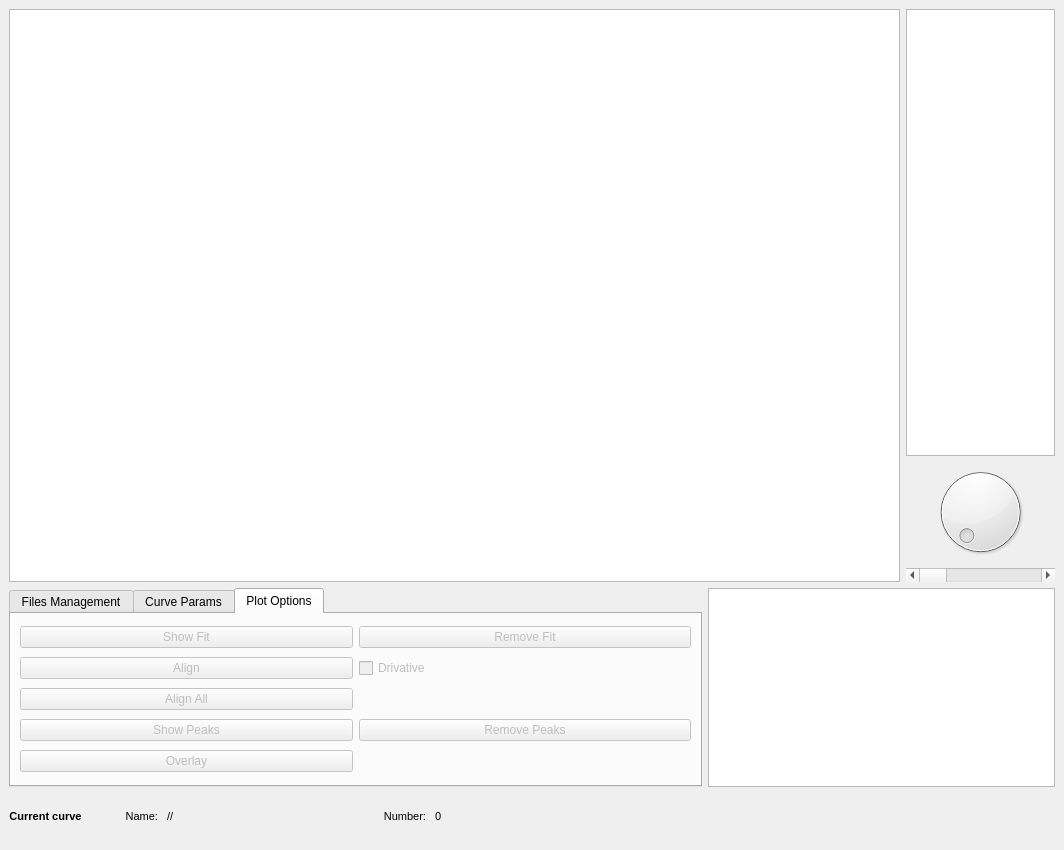
Old version of the form qt/SiMPlE_main.ui in the repository lando1784/SiMPlE.
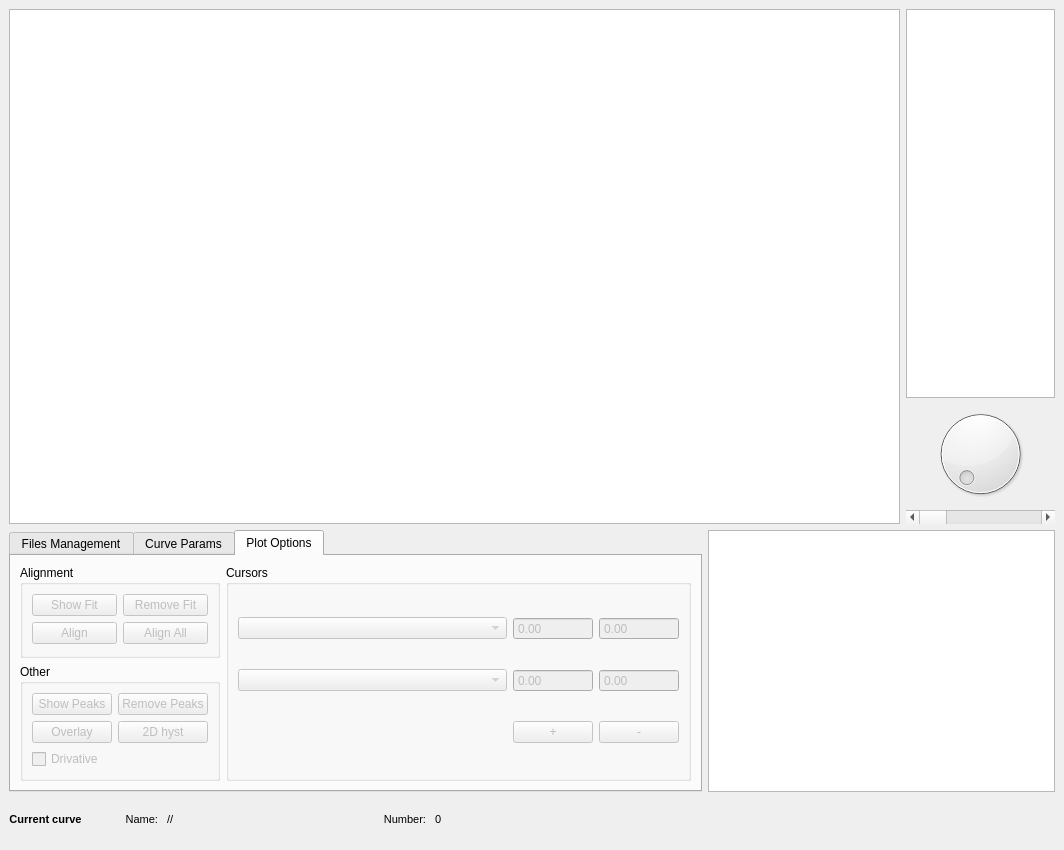
New version of the form. The open tabs and pages were chosen to show the change. Custom widgets are drawn as their Qt base class.

Commit message: e 013 - Added cursors controls; savitsky-golay for derivative and 2d histogram calculation (in fieri)

Patch:
```diff
--- a/qt/SiMPlE_main.ui
+++ b/qt/SiMPlE_main.ui
@@ -417,7 +417,23 @@
          <attribute name="title">
           <string>Plot Options</string>
          </attribute>
+         <layout class="QGridLayout" name="gridLayout_5">
+          <item row="0" column="0">
+           <widget class="QGroupBox" name="alignemenBox">
+            <property name="title">
+             <string>Alignment</string>
+            </property>
          <layout class="QGridLayout" name="gridLayout">
+             <item row="1" column="0">
+              <widget class="QPushButton" name="alignBtn">
+               <property name="enabled">
+                <bool>false</bool>
+               </property>
+               <property name="text">
+                <string>Align</string>
+               </property>
+              </widget>
+             </item>
           <item row="0" column="0">
            <widget class="QPushButton" name="autoFitBtn">
             <property name="enabled">
@@ -438,17 +454,7 @@
             </property>
            </widget>
           </item>
-          <item row="2" column="0">
-           <widget class="QPushButton" name="alignBtn">
-            <property name="enabled">
-             <bool>false</bool>
-            </property>
-            <property name="text">
-             <string>Align</string>
-            </property>
-           </widget>
-          </item>
-          <item row="3" column="0">
+             <item row="1" column="1">
            <widget class="QPushButton" name="alignAllBtn">
             <property name="enabled">
              <bool>false</bool>
@@ -458,17 +464,124 @@
             </property>
            </widget>
           </item>
-          <item row="5" column="0">
-           <widget class="QPushButton" name="overlayBtn">
+            </layout>
+           </widget>
+          </item>
+          <item row="0" column="1" rowspan="2">
+           <widget class="QGroupBox" name="cursorsBox">
+            <property name="title">
+             <string>Cursors</string>
+            </property>
+            <layout class="QGridLayout" name="gridLayout_4">
+             <item row="0" column="1">
+              <widget class="QDoubleSpinBox" name="currCursXvalNumDbl">
             <property name="enabled">
              <bool>false</bool>
             </property>
+               <property name="readOnly">
+                <bool>true</bool>
+               </property>
+               <property name="buttonSymbols">
+                <enum>QAbstractSpinBox::NoButtons</enum>
+               </property>
+              </widget>
+             </item>
+             <item row="0" column="2">
+              <widget class="QDoubleSpinBox" name="currCursYvalNumDbl">
+               <property name="enabled">
+                <bool>false</bool>
+               </property>
+               <property name="readOnly">
+                <bool>true</bool>
+               </property>
+               <property name="buttonSymbols">
+                <enum>QAbstractSpinBox::NoButtons</enum>
+               </property>
+              </widget>
+             </item>
+             <item row="1" column="1">
+              <widget class="QDoubleSpinBox" name="currCursXdelNumDbl">
+               <property name="enabled">
+                <bool>false</bool>
+               </property>
+               <property name="readOnly">
+                <bool>true</bool>
+               </property>
+               <property name="buttonSymbols">
+                <enum>QAbstractSpinBox::NoButtons</enum>
+               </property>
+              </widget>
+             </item>
+             <item row="1" column="2">
+              <widget class="QDoubleSpinBox" name="currCursYdelNumDbl">
+               <property name="enabled">
+                <bool>false</bool>
+               </property>
+               <property name="readOnly">
+                <bool>true</bool>
+               </property>
+               <property name="buttonSymbols">
+                <enum>QAbstractSpinBox::NoButtons</enum>
+               </property>
+              </widget>
+             </item>
+             <item row="0" column="0">
+              <widget class="QComboBox" name="cursCmbBox">
+               <property name="enabled">
+                <bool>false</bool>
+               </property>
+              </widget>
+             </item>
+             <item row="1" column="0">
+              <widget class="QComboBox" name="cursCmpCmbBox">
+               <property name="enabled">
+                <bool>false</bool>
+               </property>
+              </widget>
+             </item>
+             <item row="2" column="1">
+              <widget class="QPushButton" name="addCursBtn">
+               <property name="enabled">
+                <bool>false</bool>
+               </property>
             <property name="text">
-             <string>Overlay</string>
+                <string>+</string>
             </property>
            </widget>
           </item>
-          <item row="4" column="0">
+             <item row="2" column="2">
+              <widget class="QPushButton" name="removeCursBtn">
+               <property name="enabled">
+                <bool>false</bool>
+               </property>
+               <property name="text">
+                <string>-</string>
+               </property>
+              </widget>
+             </item>
+             <item row="2" column="0">
+              <spacer name="horizontalSpacer_2">
+               <property name="orientation">
+                <enum>Qt::Horizontal</enum>
+               </property>
+               <property name="sizeHint" stdset="0">
+                <size>
+                 <width>40</width>
+                 <height>20</height>
+                </size>
+               </property>
+              </spacer>
+             </item>
+            </layout>
+           </widget>
+          </item>
+          <item row="1" column="0">
+           <widget class="QGroupBox" name="groupBox">
+            <property name="title">
+             <string>Other</string>
+            </property>
+            <layout class="QGridLayout" name="gridLayout_3">
+             <item row="0" column="0">
            <widget class="QPushButton" name="showPeakBtn">
             <property name="enabled">
              <bool>false</bool>
@@ -478,7 +591,7 @@
             </property>
            </widget>
           </item>
-          <item row="4" column="1">
+             <item row="0" column="1">
            <widget class="QPushButton" name="removePeakBtn">
             <property name="enabled">
              <bool>false</bool>
@@ -488,7 +601,17 @@
             </property>
            </widget>
           </item>
-          <item row="2" column="1">
+             <item row="2" column="0">
+              <widget class="QPushButton" name="overlayBtn">
+               <property name="enabled">
+                <bool>false</bool>
+               </property>
+               <property name="text">
+                <string>Overlay</string>
+               </property>
+              </widget>
+             </item>
+             <item row="3" column="0">
            <widget class="QCheckBox" name="derivCkBox">
             <property name="enabled">
              <bool>false</bool>
@@ -498,6 +621,19 @@
             </property>
            </widget>
           </item>
+             <item row="2" column="1">
+              <widget class="QPushButton" name="hist2dBtn">
+               <property name="enabled">
+                <bool>false</bool>
+               </property>
+               <property name="text">
+                <string>2D hyst</string>
+               </property>
+              </widget>
+             </item>
+            </layout>
+           </widget>
+          </item>
          </layout>
         </widget>
        </widget>
```
Left out of the diff: 4 changed lines with no effect on the pictures. Lines whose indentation alone changed are shown as unchanged. The commit also changes 3 other files.
